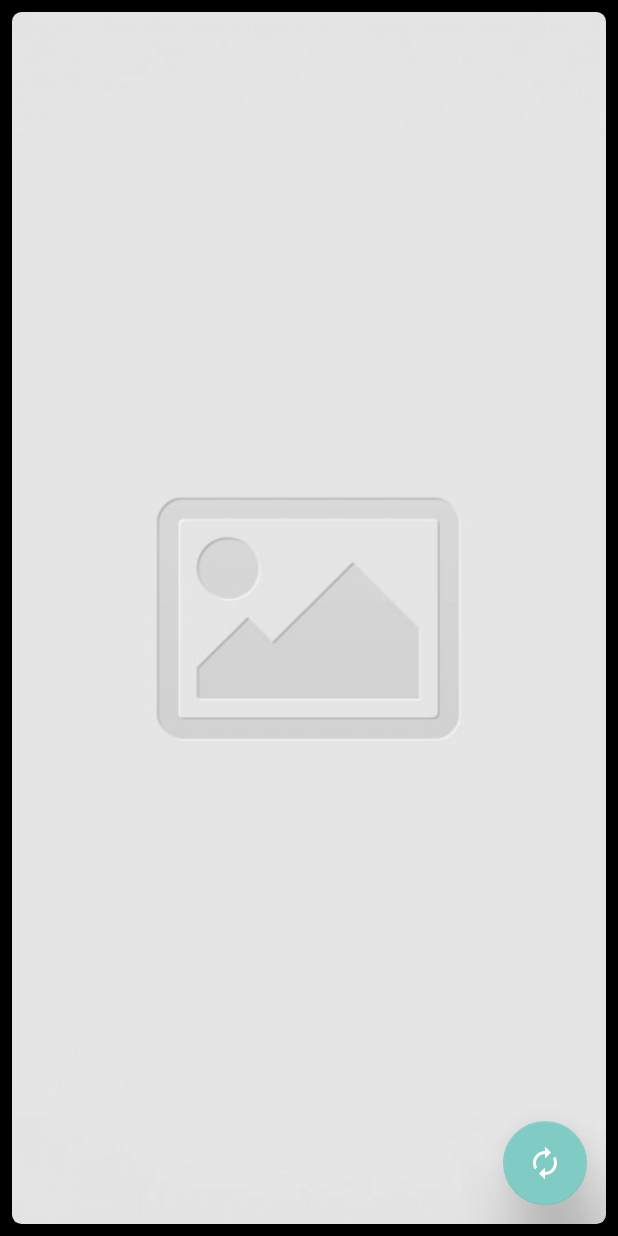
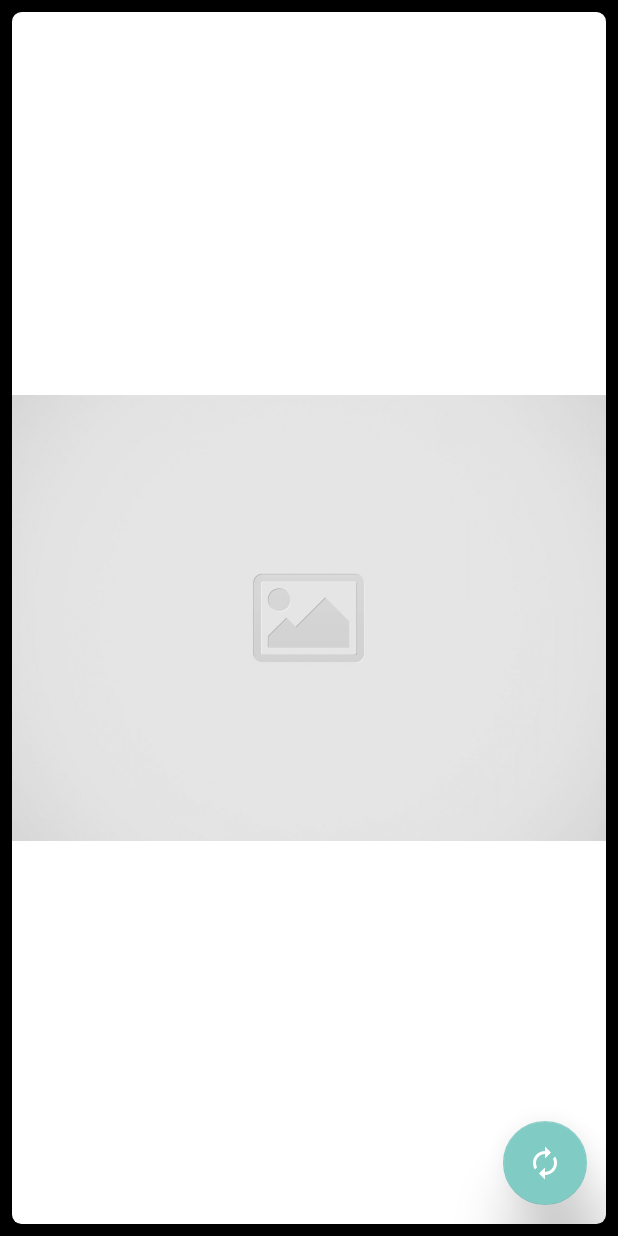
Before and after one commit to adarshatcloud/TestTask, an Android app: the layout main_activity.xml on its own in the app's theme, with its tools: preview values and no code run, on a phone screen of 412 x 824 dp. Run offline under Robolectric (Android 15) with nearby library versions, the phone set to English and light mode, and no system bars.

Commit message:
no message

```diff
--- a/app/src/main/java/com/example/sampletest/MainActivity.kt
+++ b/app/src/main/java/com/example/sampletest/MainActivity.kt
@@ -18,7 +18,7 @@ class MainActivity : AppCompatActivity() {
     private var mConnectivityManager: ConnectivityManager?=null
     private var isNetworkConnected = false
 
-    private val imageUrl = "https://picsum.photos/720/120"
+    private val imageUrl = "https://picsum.photos/720/1280"
 
     override fun onCreate(savedInstanceState: Bundle?) {
         super.onCreate(savedInstanceState)
--- a/app/src/main/res/layout/main_activity.xml
+++ b/app/src/main/res/layout/main_activity.xml
@@ -25,7 +25,8 @@
             android:layout_width="match_parent"
             android:layout_height="match_parent"
             android:layout_gravity="center"
-            android:scaleType="centerCrop"
+            android:background="@android:color/white"
+            android:scaleType="fitCenter"
             app:srcCompat="@drawable/placeholder"
             tools:ignore="ContentDescription" />
     </androidx.cardview.widget.CardView>
```
